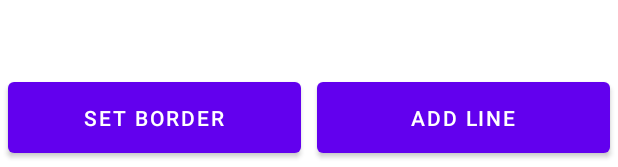
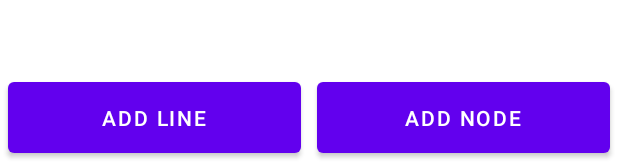
Before and after one commit to tuanit1/SimpleMapProject, an Android app: the layout fragment_tool_map.xml on its own in the app's theme, with its tools: preview values and no code run, on a phone screen of 412 x 824 dp. Shown: the part 1066-1233 px from the top of the screen. Run offline under Robolectric (Android 15) with nearby library versions, the phone set to English and light mode, and no system bars.

Commit message:
tool: add line feature

```diff
--- a/app/src/main/res/layout/fragment_tool_map.xml
+++ b/app/src/main/res/layout/fragment_tool_map.xml
@@ -12,6 +12,21 @@
         android:layout_height="0dp"
         android:layout_weight="1" />
 
+    <LinearLayout
+        android:layout_width="match_parent"
+        android:layout_height="wrap_content"
+        android:gravity="center_horizontal"
+        android:orientation="vertical">
+
+        <TextView
+            android:id="@+id/tvGuide"
+            android:layout_width="wrap_content"
+            android:layout_height="wrap_content"
+            android:textColor="@color/black"
+            android:textSize="16sp"
+            android:visibility="gone"
+            android:text="hello"/>
+
         <RelativeLayout
             android:layout_width="wrap_content"
             android:layout_height="70dp">
@@ -21,13 +36,7 @@
                 android:layout_width="match_parent"
                 android:layout_height="match_parent"
                 android:orientation="horizontal">
-            <Button
-                android:id="@+id/btnSetBorder"
-                android:layout_width="0dp"
-                android:layout_height="match_parent"
-                android:layout_margin="5dp"
-                android:layout_weight="1"
-                android:text="set border"/>
+
                 <Button
                     android:id="@+id/btnToolAddLine"
                     android:layout_width="0dp"
@@ -35,6 +44,13 @@
                     android:layout_margin="5dp"
                     android:layout_weight="1"
                     android:text="add line"/>
+                <Button
+                    android:id="@+id/btnToolAddNode"
+                    android:layout_width="0dp"
+                    android:layout_height="match_parent"
+                    android:layout_margin="5dp"
+                    android:layout_weight="1"
+                    android:text="add node"/>
             </LinearLayout>
 
             <LinearLayout
@@ -60,5 +76,8 @@
                     android:text="quit"/>
             </LinearLayout>
         </RelativeLayout>
+    </LinearLayout>
+
+
 
 </LinearLayout>
--- a/build.gradle
+++ b/build.gradle
@@ -1,7 +1,7 @@
 // Top-level build file where you can add configuration options common to all sub-projects/modules.
 plugins {
-    id 'com.android.application' version '7.4.1' apply false
-    id 'com.android.library' version '7.4.1' apply false
+    id 'com.android.application' version '7.3.1' apply false
+    id 'com.android.library' version '7.3.1' apply false
     id 'org.jetbrains.kotlin.android' version '1.8.0' apply false
     id 'com.google.android.libraries.mapsplatform.secrets-gradle-plugin' version '2.0.1' apply false
     id 'com.google.dagger.hilt.android' version '2.44' apply false
```
Also changed, not shown: app/src/main/java/com/tuandev/simplemapproject/base/map/BaseMapFragment.kt (+34 -2 lines), app/src/main/java/com/tuandev/simplemapproject/ui/toolmap/ToolMapFragment.kt (+24 -19 lines), app/src/main/java/com/tuandev/simplemapproject/ui/toolmap/ToolMapViewModel.kt (+29 -10 lines). Lines whose indentation alone changed are shown as unchanged.
